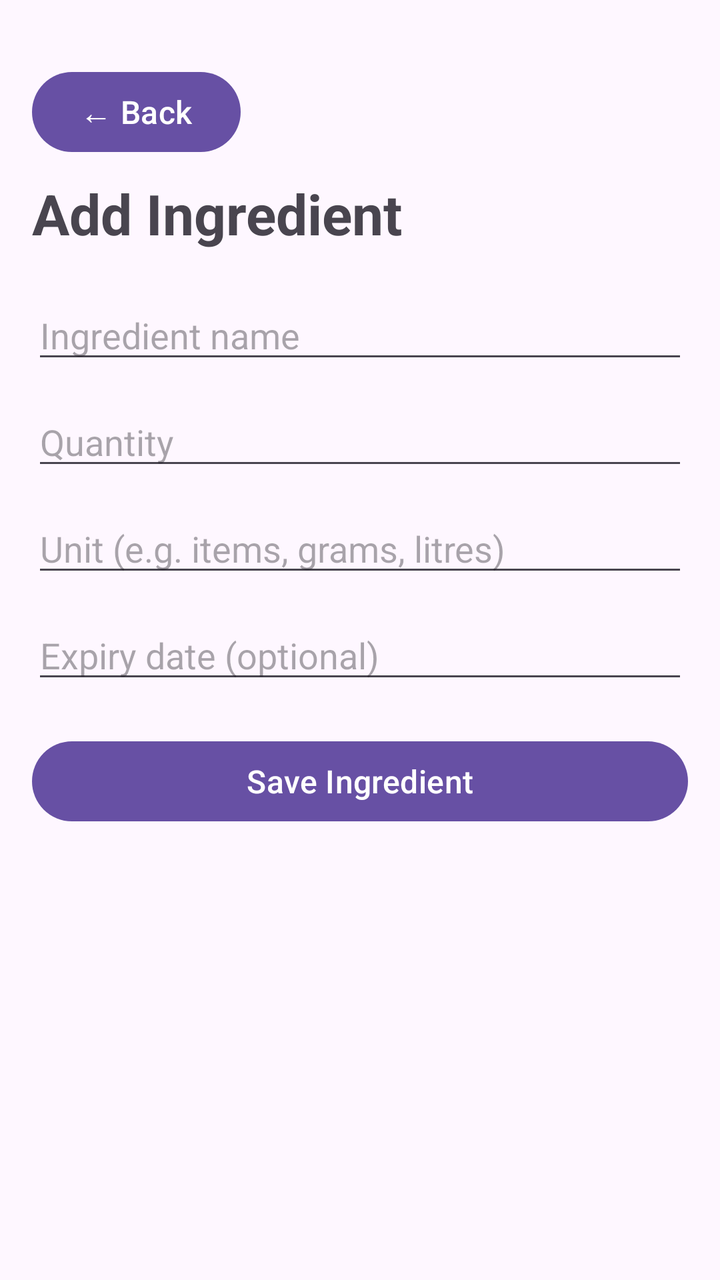
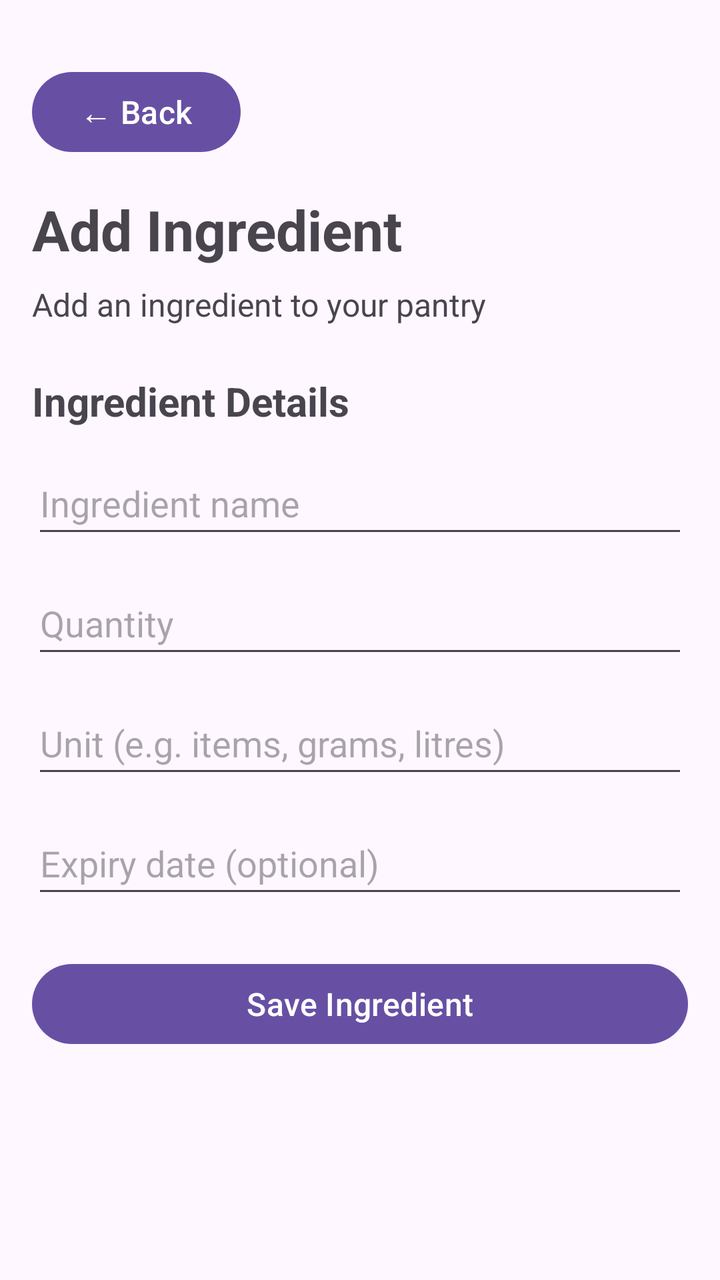

Before-and-after screenshots of an Android layout around one commit, followed by the original layout XML and the change that was made.
<!-- AndroidManifest.xml: application theme Theme.SmartPantryManager -->
<!-- res/layout/activity_add_ingredient.xml -->
<?xml version="1.0" encoding="utf-8"?>
<LinearLayout xmlns:android="http://schemas.android.com/apk/res/android"
    android:layout_width="match_parent"
    android:layout_height="match_parent"
    android:orientation="vertical"
    android:padding="16dp">

    <Button
        android:id="@+id/btnBackFromAddIngredient"
        android:layout_width="wrap_content"
        android:layout_height="wrap_content"
        android:text="← Back"
        android:textSize="16sp"
        android:layout_marginTop="16dp"
        android:layout_marginBottom="8dp" />

    <TextView
        android:layout_width="match_parent"
        android:layout_height="wrap_content"
        android:text="Add Ingredient"
        android:textSize="28sp"
        android:textStyle="bold"
        android:paddingBottom="20dp" />

    <EditText
        android:id="@+id/etIngredientName"
        android:layout_width="match_parent"
        android:layout_height="wrap_content"
        android:hint="Ingredient name"
        android:inputType="text"
        android:layout_marginBottom="12dp" />

    <EditText
        android:id="@+id/etQuantity"
        android:layout_width="match_parent"
        android:layout_height="wrap_content"
        android:hint="Quantity"
        android:inputType="numberDecimal"
        android:layout_marginBottom="12dp" />

    <EditText
        android:id="@+id/etUnit"
        android:layout_width="match_parent"
        android:layout_height="wrap_content"
        android:hint="Unit (e.g. items, grams, litres)"
        android:inputType="text"
        android:layout_marginBottom="12dp" />

    <EditText
        android:id="@+id/etExpiryDate"
        android:layout_width="match_parent"
        android:layout_height="wrap_content"
        android:hint="Expiry date (optional)"
        android:inputType="date"
        android:layout_marginBottom="20dp" />

    <Button
        android:id="@+id/btnSaveIngredient"
        android:layout_width="match_parent"
        android:layout_height="wrap_content"
        android:text="Save Ingredient"
        android:textSize="16sp" />

</LinearLayout>
<!-- resources referenced by this layout -->
<resources>
  <style name="Theme.SmartPantryManager" parent="Base.Theme.SmartPantryManager" />
  <style name="Base.Theme.SmartPantryManager" parent="Theme.Material3.DayNight.NoActionBar">
          
          
      </style>
</resources>

<!-- the commit's change to res/layout/activity_add_ingredient.xml (unified diff, before → after) -->
@@ -1,64 +1,93 @@
 <?xml version="1.0" encoding="utf-8"?>
-<LinearLayout xmlns:android="http://schemas.android.com/apk/res/android"
+<ScrollView xmlns:android="http://schemas.android.com/apk/res/android"
     android:layout_width="match_parent"
-    android:layout_height="match_parent"
-    android:orientation="vertical"
-    android:padding="16dp">
+    android:layout_height="match_parent">
 
-    <Button
-        android:id="@+id/btnBackFromAddIngredient"
-        android:layout_width="wrap_content"
-        android:layout_height="wrap_content"
-        android:text="← Back"
-        android:textSize="16sp"
-        android:layout_marginTop="16dp"
-        android:layout_marginBottom="8dp" />
-
-    <TextView
+    <LinearLayout
         android:layout_width="match_parent"
         android:layout_height="wrap_content"
-        android:text="Add Ingredient"
-        android:textSize="28sp"
-        android:textStyle="bold"
-        android:paddingBottom="20dp" />
+        android:orientation="vertical"
+        android:padding="16dp">
 
-    <EditText
-        android:id="@+id/etIngredientName"
-        android:layout_width="match_parent"
-        android:layout_height="wrap_content"
-        android:hint="Ingredient name"
-        android:inputType="text"
-        android:layout_marginBottom="12dp" />
+        <Button
+            android:id="@+id/btnBackFromAddIngredient"
+            android:layout_width="wrap_content"
+            android:layout_height="wrap_content"
+            android:text="← Back"
+            android:textSize="16sp"
+            android:textAllCaps="false"
+            android:minHeight="48dp"
+            android:layout_marginTop="16dp"
+            android:layout_marginBottom="16dp" />
 
-    <EditText
-        android:id="@+id/etQuantity"
-        android:layout_width="match_parent"
-        android:layout_height="wrap_content"
-        android:hint="Quantity"
-        android:inputType="numberDecimal"
-        android:layout_marginBottom="12dp" />
+        <TextView
+            android:layout_width="match_parent"
+            android:layout_height="wrap_content"
+            android:text="Add Ingredient"
+            android:textSize="28sp"
+            android:textStyle="bold"
+            android:paddingBottom="8dp" />
 
-    <EditText
-        android:id="@+id/etUnit"
-        android:layout_width="match_parent"
-        android:layout_height="wrap_content"
-        android:hint="Unit (e.g. items, grams, litres)"
-        android:inputType="text"
-        android:layout_marginBottom="12dp" />
+        <TextView
+            android:layout_width="match_parent"
+            android:layout_height="wrap_content"
+            android:text="Add an ingredient to your pantry"
+            android:textSize="16sp"
+            android:layout_marginBottom="24dp" />
 
-    <EditText
-        android:id="@+id/etExpiryDate"
-        android:layout_width="match_parent"
-        android:layout_height="wrap_content"
-        android:hint="Expiry date (optional)"
-        android:inputType="date"
-        android:layout_marginBottom="20dp" />
+        <TextView
+            android:layout_width="match_parent"
+            android:layout_height="wrap_content"
+            android:text="Ingredient Details"
+            android:textSize="20sp"
+            android:textStyle="bold"
+            android:layout_marginBottom="12dp" />
 
-    <Button
-        android:id="@+id/btnSaveIngredient"
-        android:layout_width="match_parent"
-        android:layout_height="wrap_content"
-        android:text="Save Ingredient"
-        android:textSize="16sp" />
+        <EditText
+            android:id="@+id/etIngredientName"
+            android:layout_width="match_parent"
+            android:layout_height="wrap_content"
+            android:hint="Ingredient name"
+            android:inputType="text"
+            android:minHeight="48dp"
+            android:layout_marginBottom="12dp" />
 
-</LinearLayout>
+        <EditText
+            android:id="@+id/etQuantity"
+            android:layout_width="match_parent"
+            android:layout_height="wrap_content"
+            android:hint="Quantity"
+            android:inputType="numberDecimal"
+            android:minHeight="48dp"
+            android:layout_marginBottom="12dp" />
+
+        <EditText
+            android:id="@+id/etUnit"
+            android:layout_width="match_parent"
+            android:layout_height="wrap_content"
+            android:hint="Unit (e.g. items, grams, litres)"
+            android:inputType="text"
+            android:minHeight="48dp"
+            android:layout_marginBottom="12dp" />
+
+        <EditText
+            android:id="@+id/etExpiryDate"
+            android:layout_width="match_parent"
+            android:layout_height="wrap_content"
+            android:hint="Expiry date (optional)"
+            android:inputType="date"
+            android:minHeight="48dp"
+            android:layout_marginBottom="24dp" />
+
+        <Button
+            android:id="@+id/btnSaveIngredient"
+            android:layout_width="match_parent"
+            android:layout_height="wrap_content"
+            android:text="Save Ingredient"
+            android:textSize="16sp"
+            android:textAllCaps="false"
+            android:minHeight="48dp" />
+
+    </LinearLayout>
+
+</ScrollView>
